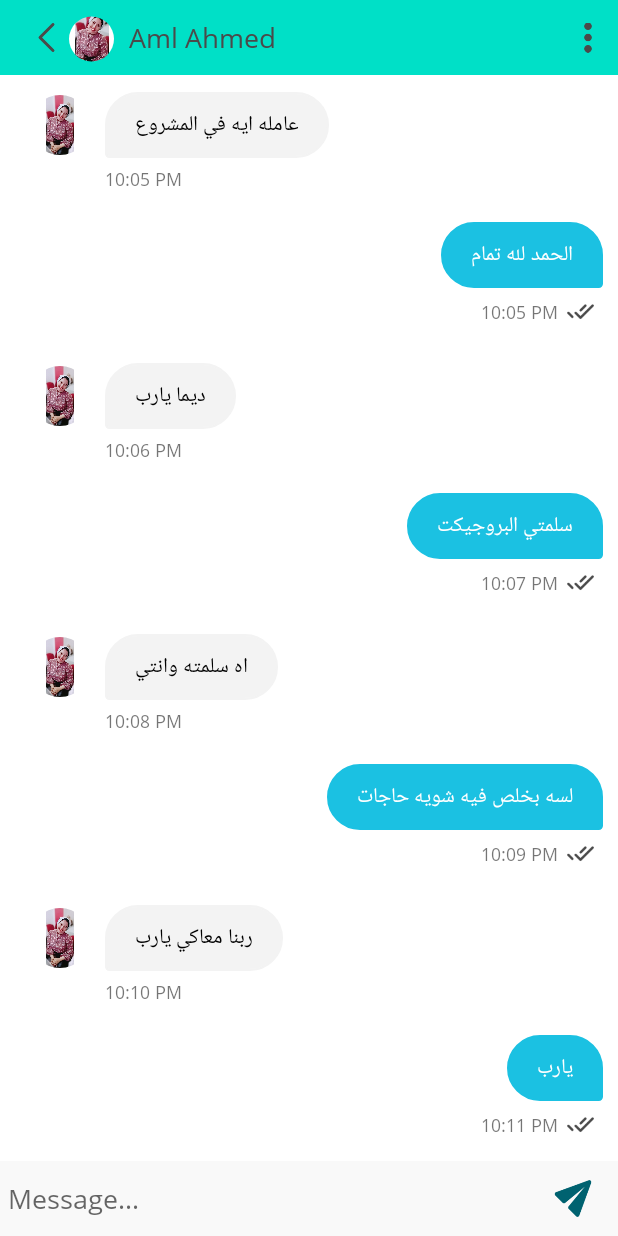
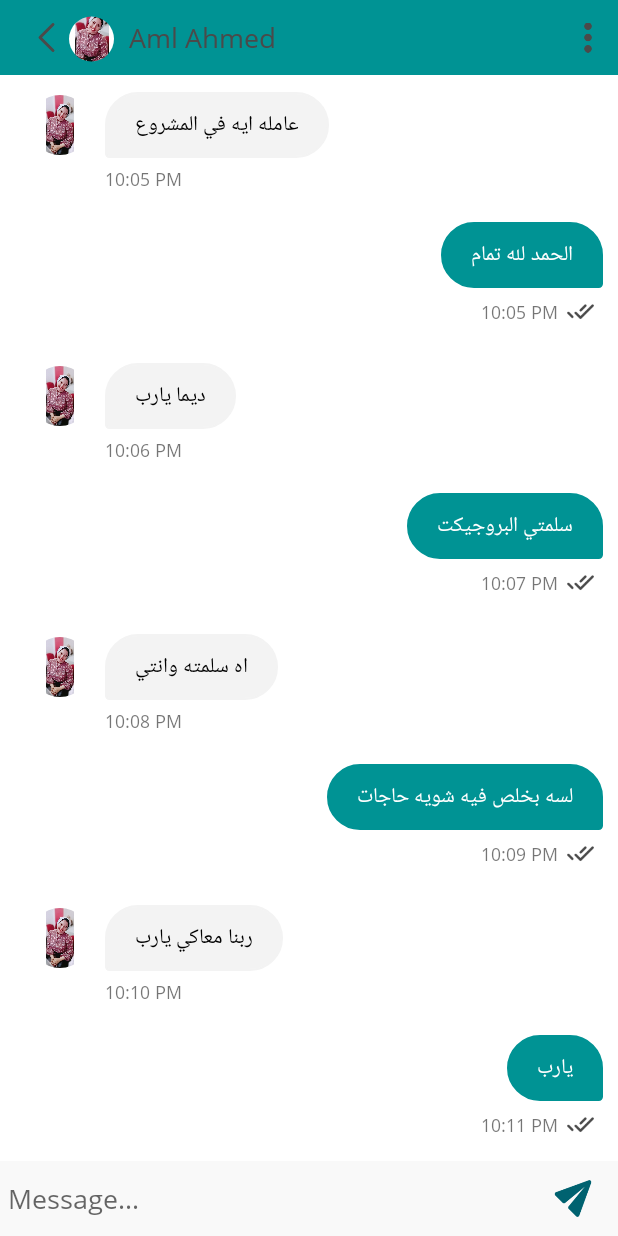
Before and after one commit to Omniakhalid/QR-Scanner-and-Image-Similarity-Detection, an Android app: the ChatActivity screen opened directly, with no data from a screen before it, on a phone screen of 412 x 824 dp. Run offline under Robolectric (Android 15) with nearby library versions, the phone set to English and light mode, and no system bars; our stand-ins replace CircleImageView.

Commit message:
aml ahmed

```diff
--- a/QRScannerandImageSimilarityDetection/app/src/main/res/drawable-v24/send_design.xml
+++ b/QRScannerandImageSimilarityDetection/app/src/main/res/drawable-v24/send_design.xml
@@ -4,7 +4,7 @@
     android:shape="rectangle" >
 
     <stroke android:width="1dp"
-        android:color="#1BC1E2"/>
+        android:color="@color/colorPrimary"/>
 
     <corners android:bottomLeftRadius="100dp"
         android:topLeftRadius="100dp"
@@ -15,8 +15,8 @@
          android:endColor="@android:color/transparent"
          android:angle="90"/>-->
 
-    <gradient android:startColor="#1BC1E2"
-        android:endColor="#1BC1E2"
+    <gradient android:startColor="@color/colorPrimary"
+        android:endColor="@color/colorPrimary"
         android:angle="90"/>
 
 </shape>
--- a/QRScannerandImageSimilarityDetection/app/src/main/res/layout/activity_chat.xml
+++ b/QRScannerandImageSimilarityDetection/app/src/main/res/layout/activity_chat.xml
@@ -18,7 +18,7 @@
         <androidx.appcompat.widget.Toolbar
             android:layout_width="match_parent"
             android:layout_height="50dp"
-            android:background="@color/colorAccent">
+            android:background="@color/colorPrimary">
 
             <LinearLayout
                 android:layout_width="match_parent"
```
